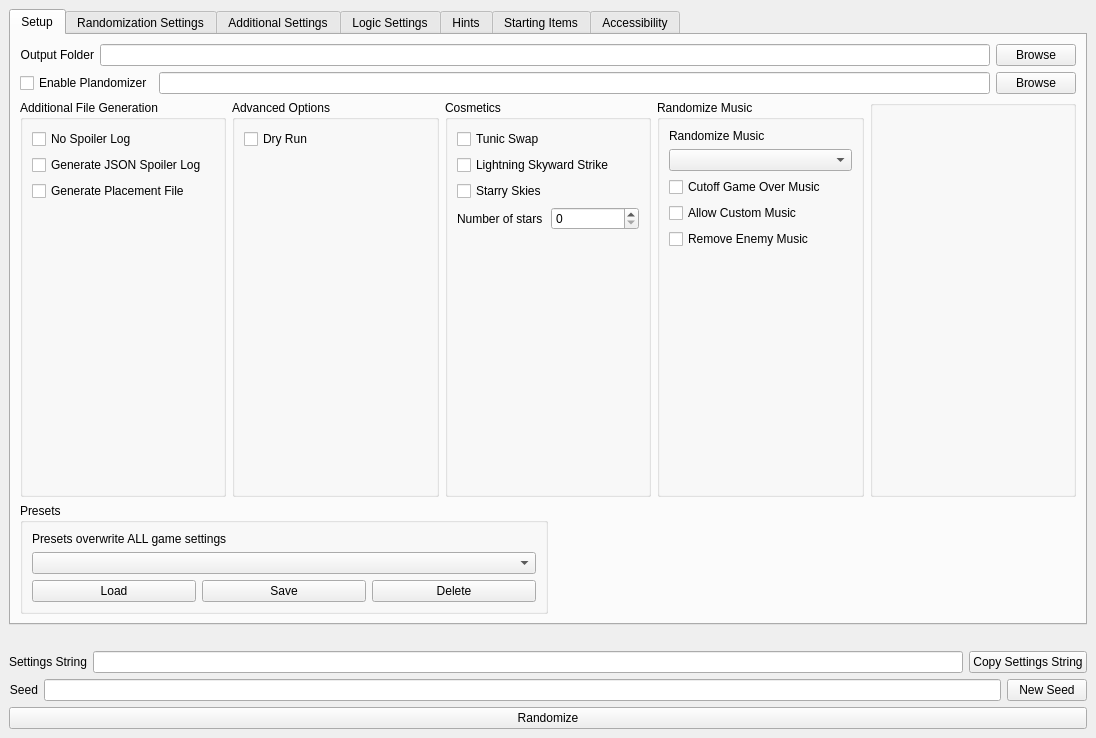
Old version of the form gui/randogui.ui in the repository ssrando/ssrando.
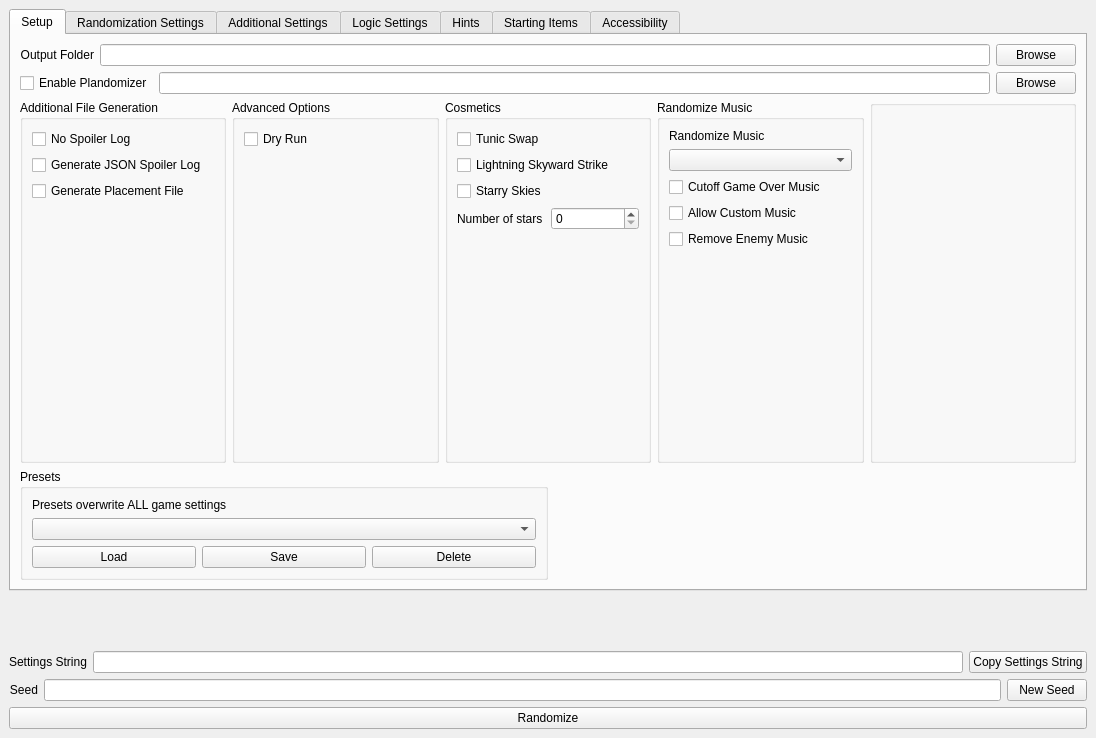
New version of the form. The open tabs and pages were chosen to show the change.

Commit message: Fix tooltip text height bug

Patch:
```diff
--- a/gui/randogui.ui
+++ b/gui/randogui.ui
@@ -2282,6 +2282,15 @@
         <verstretch>0</verstretch>
        </sizepolicy>
       </property>
+      <property name="minimumSize">
+       <size>
+        <width>0</width>
+        <height>48</height>
+       </size>
+      </property>
+      <property name="styleSheet">
+       <string notr="true"/>
+      </property>
       <property name="text">
        <string/>
       </property>
```
Left out of the diff: 2 changed lines with no effect on the pictures. The commit also changes 3 other files.
